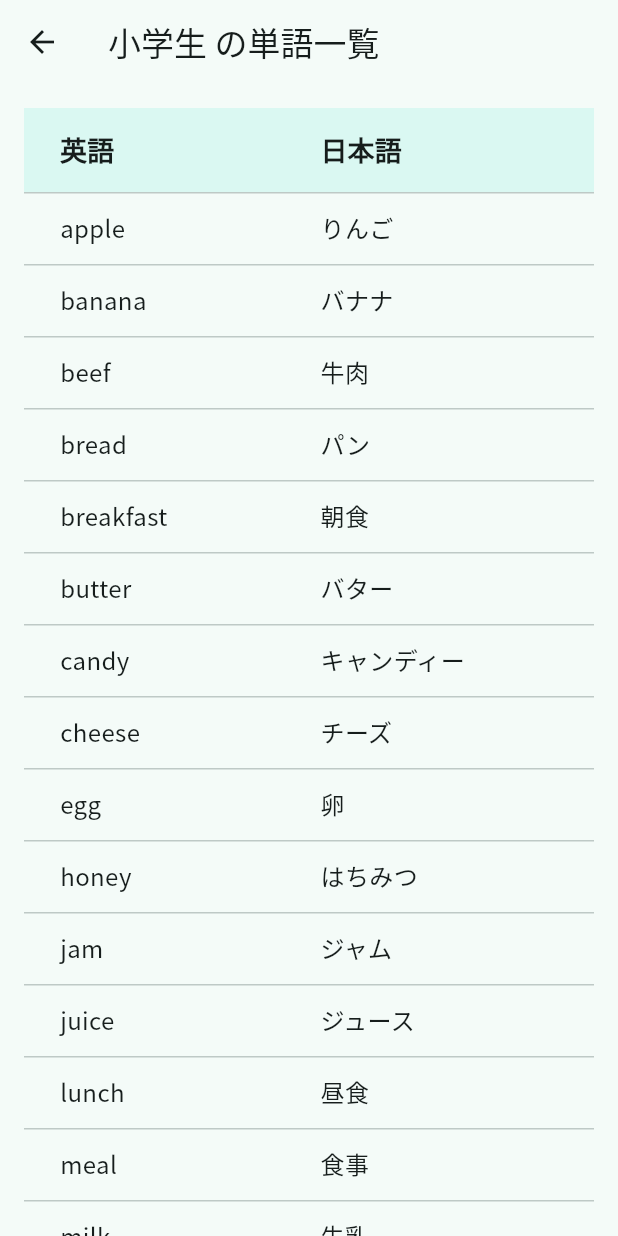
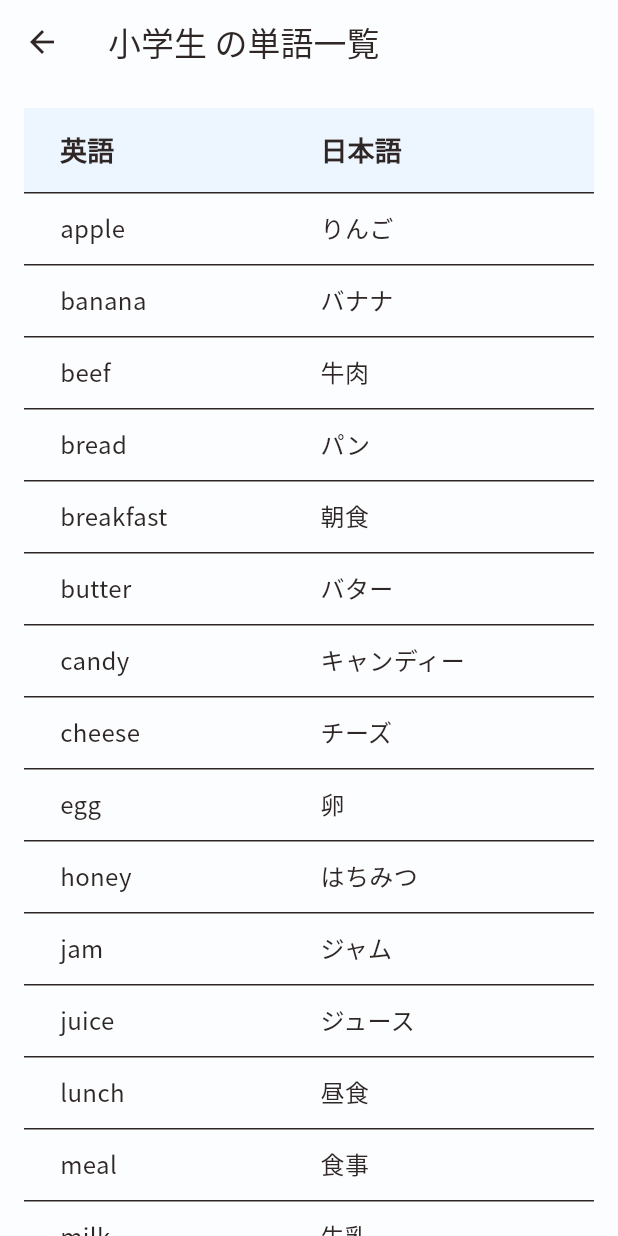
Before and after one commit to riki-yoshida/typing_game, a Flutter app: the screen it shows after launch, after a tap on "ワード一覧", on a phone screen of 412 x 824 dp. Run offline on Flutter 3.47's test engine with Material 3 defaults, Android fonts, the phone set to English and light mode, and no system bars.

Commit message:
色について調整

```diff
--- a/lib/app_widget.dart
+++ b/lib/app_widget.dart
@@ -1,7 +1,8 @@
 import 'package:flutter/material.dart';
 import 'package:provider/provider.dart';
 import 'package:typing_game/features/typing_game/controllers/typing_controller.dart';
-import 'package:typing_game/features/home/presentation/pages/start_page.dart'; // 新しく作成したStartPageをインポート
+import 'package:typing_game/features/home/presentation/pages/start_page.dart';
+import 'package:typing_game/theme/app_colors.dart';
 
 class AppWidget extends StatelessWidget {
   const AppWidget({super.key});
@@ -13,13 +14,51 @@ class AppWidget extends StatelessWidget {
       create: (context) => TypingController(),
       child: MaterialApp(
         title: 'タイピング英語塾',
+        // ライトテーマの設定
         theme: ThemeData(
-          colorScheme: ColorScheme.fromSeed(
-            seedColor: Colors.teal,
-          ), // テーマカラーを変更
           useMaterial3: true,
           fontFamily: 'NotoSansJP',
+          colorScheme: const ColorScheme(
+            brightness: Brightness.light,
+            primary: AppColors.lightPrimary,
+            onPrimary: AppColors.lightOnPrimary,
+            primaryContainer: AppColors.lightPrimaryContainer,
+            onPrimaryContainer: AppColors.lightOnPrimaryContainer,
+            secondary: AppColors.lightSecondary,
+            onSecondary: AppColors.lightOnSecondary,
+            secondaryContainer: AppColors.lightSecondaryContainer,
+            onSecondaryContainer: AppColors.lightOnSecondaryContainer,
+            surface: AppColors.lightSurface, // background から surface に変更
+            onSurface:
+                AppColors.lightOnSurface, // onBackground から onSurface に変更
+            error: AppColors.lightError,
+            onError: AppColors.lightOnError,
+            // background と onBackground は surface と onSurface でカバーされるため削除
+          ),
+          // 他のテーマ属性（例：textTheme, appBarThemeなど）もここで定義できます
         ),
+        // ダークテーマの設定
+        darkTheme: ThemeData(
+          useMaterial3: true,
+          fontFamily: 'NotoSansJP',
+          colorScheme: const ColorScheme(
+            brightness: Brightness.dark,
+            primary: AppColors.darkPrimary,
+            onPrimary: AppColors.darkOnPrimary,
+            primaryContainer: AppColors.darkPrimaryContainer,
+            onPrimaryContainer: AppColors.darkOnPrimaryContainer,
+            secondary: AppColors.darkSecondary,
+            onSecondary: AppColors.darkOnSecondary,
+            secondaryContainer: AppColors.darkSecondaryContainer,
+            onSecondaryContainer: AppColors.darkOnSecondaryContainer,
+            surface: AppColors.darkSurface, // background から surface に変更
+            onSurface: AppColors.darkOnSurface, // onBackground から onSurface に変更
+            error: AppColors.darkError,
+            onError: AppColors.darkOnError,
+            // background と onBackground は surface と onSurface でカバーされるため削除
+          ),
+        ),
+        themeMode: ThemeMode.system, // システム設定に基づいてテーマを自動的に切り替える
         home: const StartPage(), // MaterialAppのhomeをStartPageに変更
       ),
     );
--- /dev/null
+++ b/lib/theme/app_colors.dart
@@ -0,0 +1,35 @@
+import 'package:flutter/material.dart';
+
+class AppColors {
+  // Light Theme Colors
+  static const Color lightPrimary = Color(0xFF0F5779);
+  static const Color lightOnPrimary = Color(0xFFFBFDFF);
+  static const Color lightPrimaryContainer = Color(0xFFCDE5FF);
+  static const Color lightOnPrimaryContainer = Color(0xFF001D33);
+  static const Color lightSecondary = Color(0xFF9A4523);
+  static const Color lightOnSecondary = Color(0xFFFFFFFF);
+  static const Color lightSecondaryContainer = Color(0xFFFFDBCF);
+  static const Color lightOnSecondaryContainer = Color(0xFF3A0B00);
+  static const Color lightError = Color(0xFFBA1A1A);
+  static const Color lightOnError = Color(0xFFFFFFFF);
+  static const Color lightBackground = Color(0xFFFBFDFF);
+  static const Color lightOnBackground = Color(0xFF2F2725);
+  static const Color lightSurface = Color(0xFFFBFDFF);
+  static const Color lightOnSurface = Color(0xFF2F2725);
+
+  // Dark Theme Colors
+  static const Color darkPrimary = Color(0xFFCDE5FF);
+  static const Color darkOnPrimary = Color(0xFF0F5779);
+  static const Color darkPrimaryContainer = Color(0xFF004A73);
+  static const Color darkOnPrimaryContainer = Color(0xFFCDE5FF);
+  static const Color darkSecondary = Color(0xFFFFB59B);
+  static const Color darkOnSecondary = Color(0xFF5F1D00);
+  static const Color darkSecondaryContainer = Color(0xFF7C2D0E);
+  static const Color darkOnSecondaryContainer = Color(0xFFFFDBCF);
+  static const Color darkError = Color(0xFFFFB4AB);
+  static const Color darkOnError = Color(0xFF690005);
+  static const Color darkBackground = Color(0xFF2F2725);
+  static const Color darkOnBackground = Color(0xFFFBFDFF);
+  static const Color darkSurface = Color(0xFF2F2725);
+  static const Color darkOnSurface = Color(0xFFFBFDFF);
+}
```
